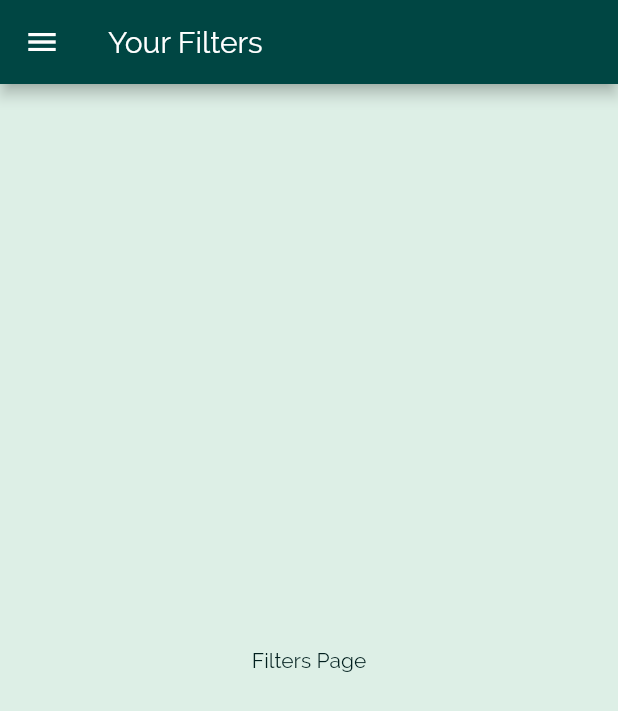
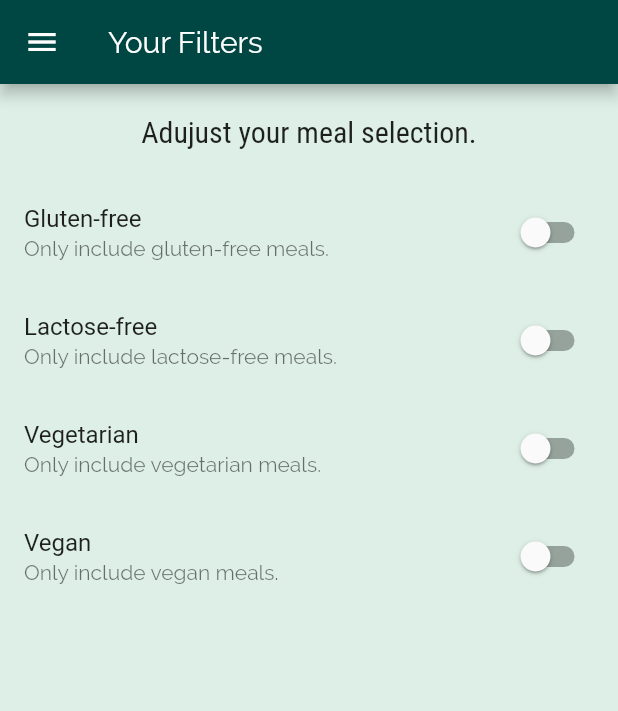
Before and after one commit to gauravbharat/max-deli-meals, a Flutter app: the FiltersPage screen opened by its route, on a phone screen of 412 x 824 dp. Shown: the top 711 px of the screen. Run offline on Flutter 3.47's test engine with Material 2 defaults, Android fonts, the phone set to English and light mode, and no system bars.

Commit message:
added filter switches

```diff
--- a/lib/pages/filters_page.dart
+++ b/lib/pages/filters_page.dart
@@ -1,8 +1,18 @@
 import 'package:deli/widgets/main_drawer.dart';
 import 'package:flutter/material.dart';
 
-class FiltersPage extends StatelessWidget {
+class FiltersPage extends StatefulWidget {
   static const routeName = "/filters";
+
+  @override
+  _FiltersPageState createState() => _FiltersPageState();
+}
+
+class _FiltersPageState extends State<FiltersPage> {
+  bool _glutenFree = false;
+  bool _vegetarian = false;
+  bool _vegan = false;
+  bool _lactoseFree = false;
 
   @override
   Widget build(BuildContext context) {
@@ -11,9 +21,84 @@ class FiltersPage extends StatelessWidget {
         title: Text('Your Filters'),
       ),
       drawer: MainDrawer(),
-      body: Center(
-        child: Text('Filters Page'),
+      body: Column(
+        children: [
+          Container(
+            padding: EdgeInsets.all(20.0),
+            child: Text(
+              'Adujust your meal selection.',
+              style: Theme.of(context).textTheme.headline6,
+            ),
+          ),
+          // Don't use ListView directly in a Column to avoid UI out-of-display area
+          Expanded(
+            child: ListView(
+              children: [
+                buildSwitchListTile(
+                  context: context,
+                  titleText: 'Gluten-free',
+                  descriptionText: 'Only include gluten-free meals.',
+                  value: _glutenFree,
+                  updateValueHandler: (_) {
+                    setState(() {
+                      _glutenFree = !_glutenFree;
+                    });
+                  },
+                ),
+                buildSwitchListTile(
+                  context: context,
+                  titleText: 'Lactose-free',
+                  descriptionText: 'Only include lactose-free meals.',
+                  value: _lactoseFree,
+                  updateValueHandler: (_) {
+                    setState(() {
+                      _lactoseFree = !_lactoseFree;
+                    });
+                  },
+                ),
+                buildSwitchListTile(
+                  context: context,
+                  titleText: 'Vegetarian',
+                  descriptionText: 'Only include vegetarian meals.',
+                  value: _vegetarian,
+                  updateValueHandler: (_) {
+                    setState(() {
+                      _vegetarian = !_vegetarian;
+                    });
+                  },
+                ),
+                buildSwitchListTile(
+                  context: context,
+                  titleText: 'Vegan',
+                  descriptionText: 'Only include vegan meals.',
+                  value: _vegan,
+                  updateValueHandler: (_) {
+                    setState(() {
+                      _vegan = !_vegan;
+                    });
+                  },
+                ),
+              ],
+            ),
+          ),
+        ],
       ),
     );
   }
+
+  SwitchListTile buildSwitchListTile({
+    BuildContext context,
+    String titleText,
+    String descriptionText,
+    bool value,
+    Function updateValueHandler,
+  }) {
+    return SwitchListTile.adaptive(
+      title: Text(titleText),
+      subtitle: Text(descriptionText),
+      activeColor: Theme.of(context).accentColor,
+      value: value,
+      onChanged: updateValueHandler,
+    );
+  }
 }
```
